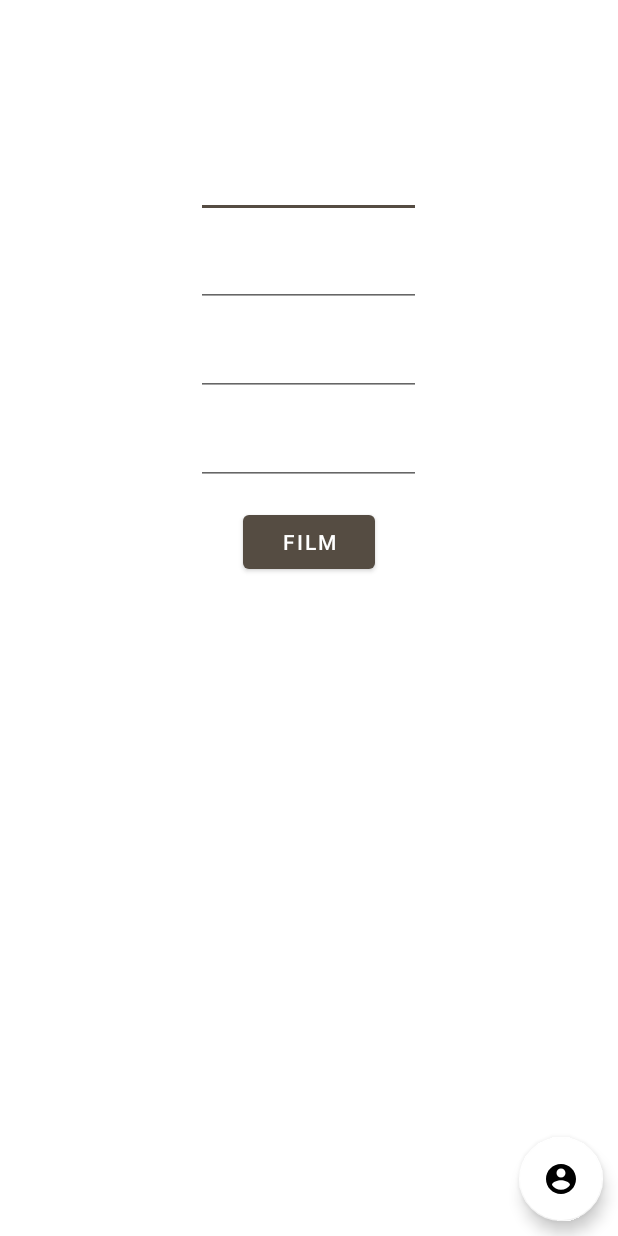
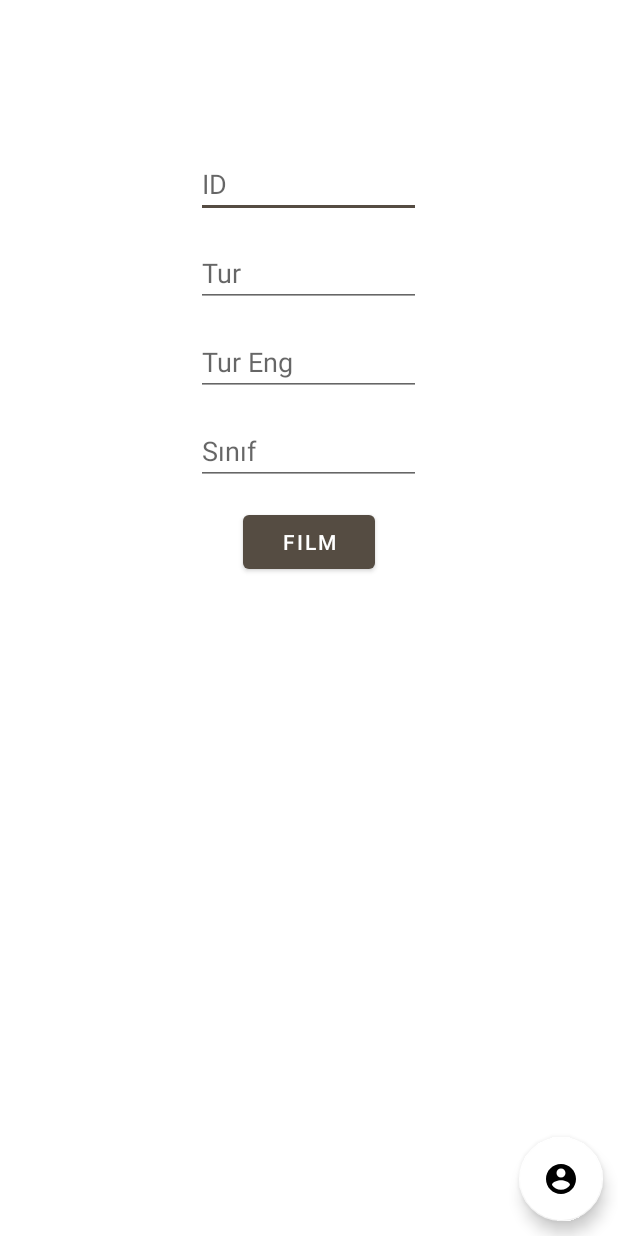
Before and after one commit to utkuakgungor/FilmTavsiyeAdmin, an Android app: the screen it shows after launch (MainActivity), after a tap on "FILM", on a phone screen of 412 x 824 dp. Run offline under Robolectric (Android 15) with nearby library versions, the phone set to English and light mode, and no system bars; our stand-ins replace Firebase (no records; nobody signed in at launch, a user with empty details on screens opened directly).

Commit message:
Yeni Tasarım

```diff
--- a/app/src/main/AndroidManifest.xml
+++ b/app/src/main/AndroidManifest.xml
@@ -21,6 +21,12 @@
                 <category android:name="android.intent.category.LAUNCHER" />
             </intent-filter>
         </activity>
+        <activity android:name=".LoginActivity"
+            android:hardwareAccelerated="true"
+            android:screenOrientation="portrait"/>
+        <activity android:name=".RegisterActivity"
+            android:hardwareAccelerated="true"
+            android:screenOrientation="portrait"/>
     </application>
 
 </manifest>
--- a/app/src/main/java/com/utkuakgungor/FilmTavsiyeAdmin/MainActivity.java
+++ b/app/src/main/java/com/utkuakgungor/FilmTavsiyeAdmin/MainActivity.java
@@ -1,25 +1,36 @@
 package com.utkuakgungor.FilmTavsiyeAdmin;
 
+import androidx.annotation.NonNull;
+import androidx.annotation.Nullable;
 import androidx.appcompat.app.AppCompatActivity;
 
 import android.content.Intent;
 import android.os.Bundle;
 import android.view.View;
 import android.widget.EditText;
+import android.widget.Toast;
 
 import com.google.android.material.button.MaterialButton;
 import com.google.android.material.floatingactionbutton.FloatingActionButton;
 import com.google.firebase.auth.FirebaseAuth;
+import com.google.firebase.database.ChildEventListener;
+import com.google.firebase.database.DataSnapshot;
+import com.google.firebase.database.DatabaseError;
 import com.google.firebase.database.DatabaseReference;
 import com.google.firebase.database.FirebaseDatabase;
+import com.google.firebase.database.ValueEventListener;
 import com.utkuakgungor.FilmTavsiyeAdmin.utils.Movie;
 
+import java.util.ArrayList;
+import java.util.List;
 import java.util.Objects;
 
 public class MainActivity extends AppCompatActivity {
 
     private DatabaseReference reference;
     private FirebaseAuth firebaseAuth;
+    private List<Movie> list;
+    private List<Movie> newList;
 
     @Override
     protected void onCreate(Bundle savedInstanceState) {
@@ -31,7 +42,10 @@ public class MainActivity extends AppCompatActivity {
         EditText editSinif=findViewById(R.id.editSinif);
         MaterialButton btnFilm = findViewById(R.id.btnFilm);
         FloatingActionButton floatingActionButton=findViewById(R.id.mainFab);
+        reference= FirebaseDatabase.getInstance().getReference("Filmler");
         firebaseAuth=FirebaseAuth.getInstance();
+        list=new ArrayList<>();
+        newList=new ArrayList<>();
         if(firebaseAuth.getCurrentUser()!=null){
             floatingActionButton.setVisibility(View.GONE);
         }
@@ -42,14 +56,61 @@ public class MainActivity extends AppCompatActivity {
 
 
         btnFilm.setOnClickListener(v -> {
+            list=new ArrayList<>();
+            newList=new ArrayList<>();
+            reference.addChildEventListener(new ChildEventListener() {
+                @Override
+                public void onChildAdded(@NonNull DataSnapshot snapshot, @Nullable String previousChildName) {
+                    list.add(snapshot.getValue(Movie.class));
+                }
+
+                @Override
+                public void onChildChanged(@NonNull DataSnapshot snapshot, @Nullable String previousChildName) {
+
+                }
+
+                @Override
+                public void onChildRemoved(@NonNull DataSnapshot snapshot) {
+
+                }
+
+                @Override
+                public void onChildMoved(@NonNull DataSnapshot snapshot, @Nullable String previousChildName) {
+
+                }
+
+                @Override
+                public void onCancelled(@NonNull DatabaseError error) {
+
+                }
+            });
+            reference.addListenerForSingleValueEvent(new ValueEventListener() {
+                @Override
+                public void onDataChange(@NonNull DataSnapshot snapshot) {
                     Movie movie=new Movie();
                     movie.setFilm_id(editID.getText().toString());
                     movie.setFilm_tur(editTur.getText().toString());
                     movie.setFilm_tur_eng(editTurEng.getText().toString());
                     movie.setFilm_sinif(editSinif.getText().toString());
-            reference= FirebaseDatabase.getInstance().getReference("Filmler");
+                    newList.add(movie);
+                    newList.addAll(list);
+                    reference.removeValue();
+                    for(int i=0;i<newList.size();i++){
                         String id=reference.push().getKey();
-            reference.child(Objects.requireNonNull(id)).setValue(movie);
+                        reference.child(Objects.requireNonNull(id)).setValue(newList.get(i));
+                    }
+                    Toast.makeText(v.getContext(),"Film eklendi",Toast.LENGTH_LONG).show();
+                    editID.setText("");
+                    editTur.setText("");
+                    editTurEng.setText("");
+                    editSinif.setText("");
+                }
+
+                @Override
+                public void onCancelled(@NonNull DatabaseError error) {
+
+                }
+            });
         });
     }
 }
--- a/app/src/main/res/layout/activity_main.xml
+++ b/app/src/main/res/layout/activity_main.xml
@@ -11,12 +11,14 @@
         android:layout_height="wrap_content"
         android:layout_centerHorizontal="true"
         android:id="@+id/editID"
+        android:hint="ID"
         android:layout_marginTop="100dp"/>
     <EditText
         android:layout_width="150dp"
         android:layout_height="wrap_content"
         android:layout_centerHorizontal="true"
         android:id="@+id/editTur"
+        android:hint="Tur"
         android:layout_below="@+id/editID"
         android:layout_marginTop="14dp"/>
     <EditText
@@ -24,6 +26,7 @@
         android:layout_height="wrap_content"
         android:layout_centerHorizontal="true"
         android:id="@+id/editTurEng"
+        android:hint="Tur Eng"
         android:layout_below="@id/editTur"
         android:layout_marginTop="14dp"/>
     <EditText
@@ -31,6 +34,7 @@
         android:layout_height="wrap_content"
         android:layout_centerHorizontal="true"
         android:id="@+id/editSinif"
+        android:hint="Sınıf"
         android:layout_below="@id/editTurEng"
         android:layout_marginTop="14dp"/>
     <com.google.android.material.button.MaterialButton
--- a/build.gradle
+++ b/build.gradle
@@ -5,8 +5,8 @@ buildscript {
         jcenter()
     }
     dependencies {
-        classpath "com.android.tools.build:gradle:4.0.1"
-        classpath 'com.google.gms:google-services:4.3.3'
+        classpath 'com.android.tools.build:gradle:4.1.2'
+        classpath 'com.google.gms:google-services:4.3.5'
         // NOTE: Do not place your application dependencies here; they belong
         // in the individual module build.gradle files
     }
```
Also changed, not shown: app/build.gradle (+6 -6 lines), gradle/wrapper/gradle-wrapper.properties, 5 other files. Lines whose indentation alone changed are shown as unchanged.
